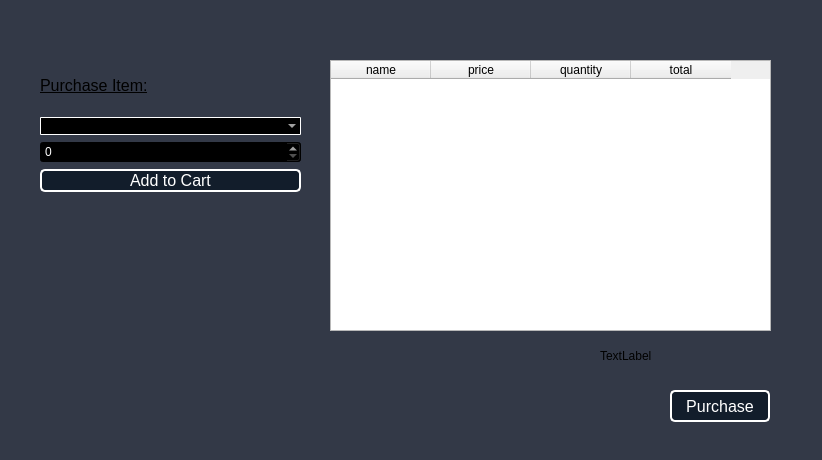
BlankMKB/CS1C-Group-Project-1, file CS1C_BulkClub/memberwindow.ui: the form before one commit.
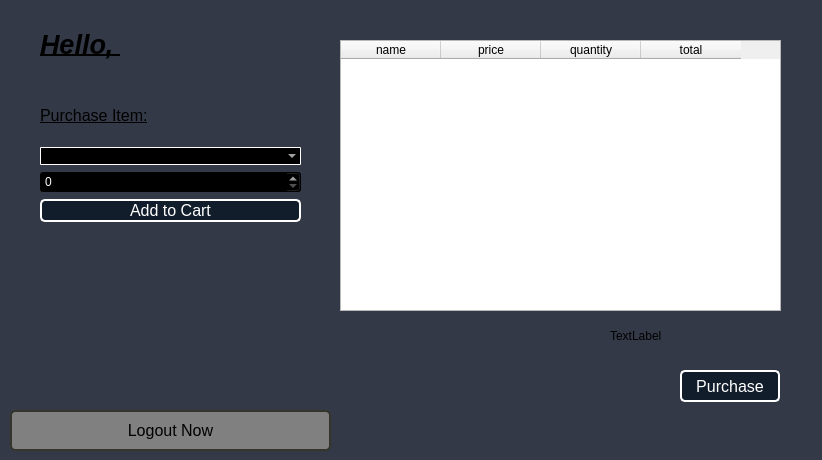
The form after the commit.

What changed in the file:
```diff
--- a/CS1C_BulkClub/memberwindow.ui
+++ b/CS1C_BulkClub/memberwindow.ui
@@ -22,7 +22,7 @@
    <property name="geometry">
     <rect>
      <x>40</x>
-     <y>60</y>
+     <y>90</y>
      <width>261</width>
      <height>132</height>
     </rect>
@@ -114,8 +114,8 @@
   <widget class="QTableWidget" name="cartTW">
    <property name="geometry">
     <rect>
-     <x>330</x>
-     <y>60</y>
+     <x>340</x>
+     <y>40</y>
      <width>441</width>
      <height>271</height>
     </rect>
@@ -144,8 +144,8 @@
   <widget class="QPushButton" name="purchaseButton">
    <property name="geometry">
     <rect>
-     <x>670</x>
-     <y>390</y>
+     <x>680</x>
+     <y>370</y>
      <width>100</width>
      <height>32</height>
     </rect>
@@ -170,8 +170,8 @@
   <widget class="QLabel" name="cartTotalLabel">
    <property name="geometry">
     <rect>
-     <x>600</x>
-     <y>340</y>
+     <x>610</x>
+     <y>320</y>
      <width>171</width>
      <height>31</height>
     </rect>
@@ -180,6 +180,59 @@
     <string>TextLabel</string>
    </property>
   </widget>
+  <widget class="QLabel" name="nameLabel">
+   <property name="geometry">
+    <rect>
+     <x>40</x>
+     <y>20</y>
+     <width>255</width>
+     <height>48</height>
+    </rect>
+   </property>
+   <property name="font">
+    <font>
+     <pointsize>20</pointsize>
+     <italic>true</italic>
+     <bold>true</bold>
+     <underline>true</underline>
+    </font>
+   </property>
+   <property name="styleSheet">
+    <string notr="true">QLabel#addToCartLabel {
+	font-size: 16px;
+	text-decoration: underline;
+}</string>
+   </property>
+   <property name="text">
+    <string>Hello, </string>
+   </property>
+  </widget>
+  <widget class="QPushButton" name="logout_button">
+   <property name="geometry">
+    <rect>
+     <x>10</x>
+     <y>410</y>
+     <width>321</width>
+     <height>41</height>
+    </rect>
+   </property>
+   <property name="styleSheet">
+    <string notr="true">QPushButton#logout_button{
+	background: gray;
+	color: black;
+	font-size: 16px;
+	border:2px solid #34362d;
+	border-radius: 5px;
+}
+
+QPushButton#logout_button:hover{
+	background: #b2b9bf;
+}</string>
+   </property>
+   <property name="text">
+    <string>Logout Now</string>
+   </property>
+  </widget>
  </widget>
  <resources/>
  <connections/>
```
